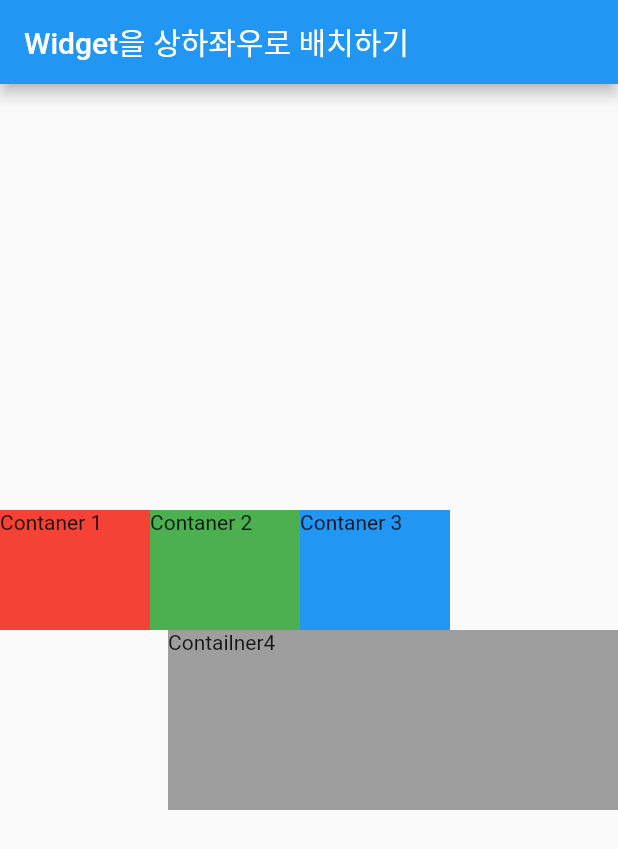
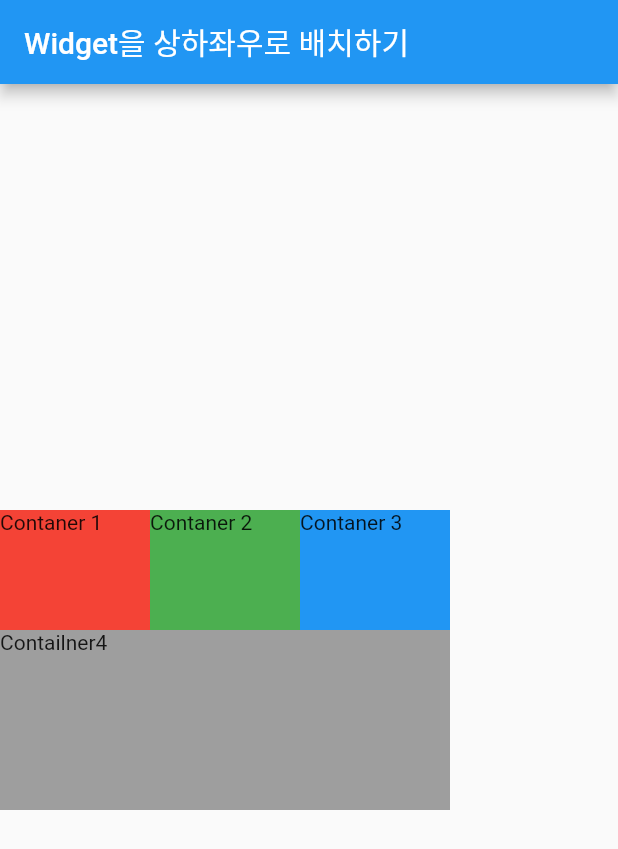
Before and after one commit to khanian/flutter_layout_example, a Flutter app: the screen it shows after launch, on a phone screen of 412 x 824 dp. Shown: the top 849 px of the screen. Run offline on Flutter 3.47's test engine with Material 2 defaults, Android fonts, the phone set to English and light mode, and no system bars.

Commit message:
children test row start column end

```diff
--- a/lib/main.dart
+++ b/lib/main.dart
@@ -18,13 +18,13 @@ class Body extends StatelessWidget {
   @override
   Widget build(BuildContext context) {
     return Container(
-      width: double.infinity,
+      // width: double.infinity,
       child: Column(
         mainAxisAlignment: MainAxisAlignment.center,
         crossAxisAlignment: CrossAxisAlignment.end,
         children: [
           Row(
-            mainAxisSize: MainAxisSize.max,
+            mainAxisSize: MainAxisSize.min,
             mainAxisAlignment: MainAxisAlignment.start,
             // crossAxisAlignment: CrossAxisAlignment.start,
             children: [
```
